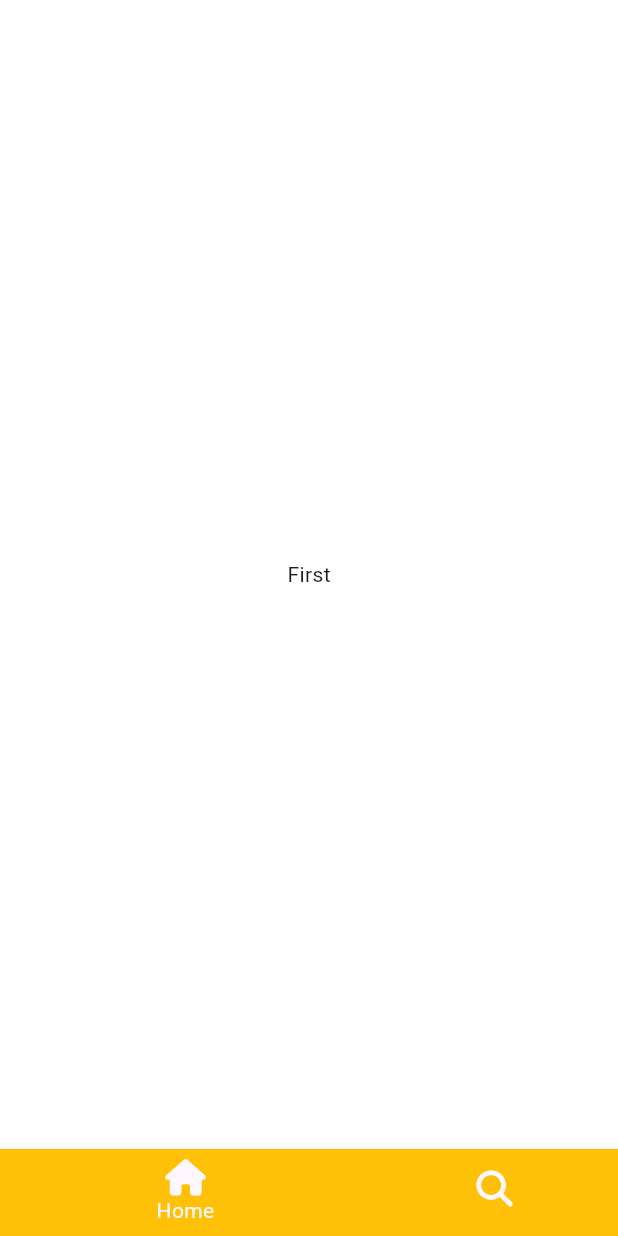
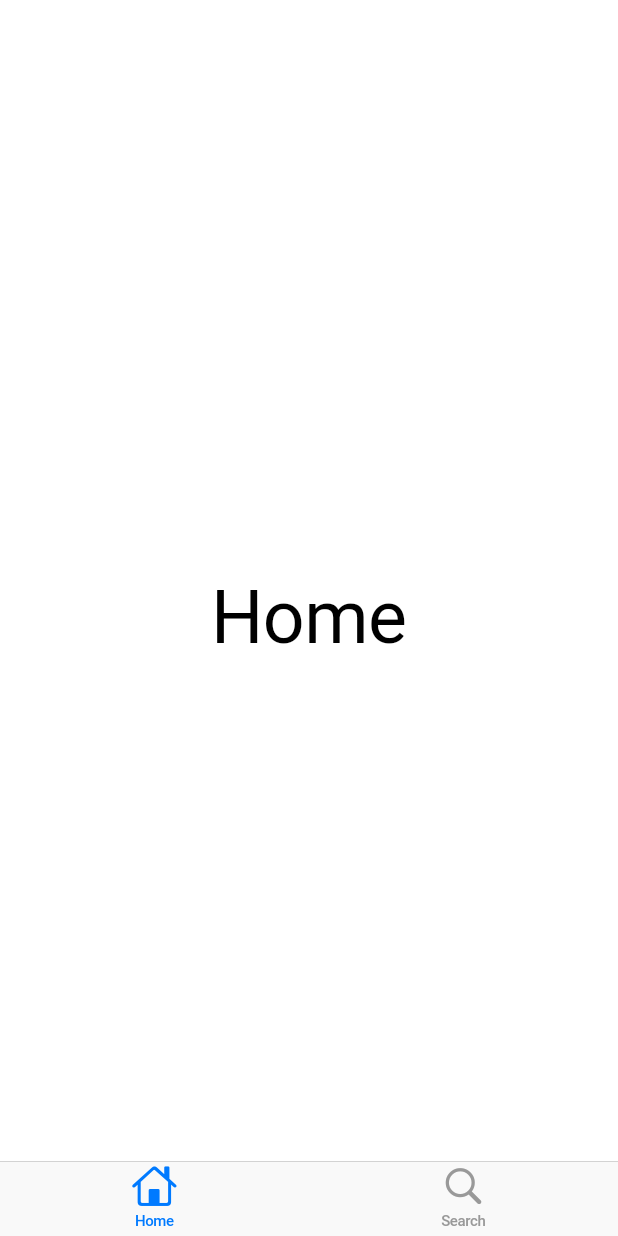
Before and after one commit to dongyyy/Tiktok_clone, a Flutter app: the MainNavigationScreen screen opened directly, on a phone screen of 412 x 824 dp. Run offline on Flutter 3.47's test engine with Material 3 defaults, Android fonts, the phone set to English and light mode, and no system bars; our stand-ins replace font_awesome_flutter.

Commit message:
#6.4 CupertinoTabBar

```diff
--- a/lib/main_navigation/main_navigation_screen.dart
+++ b/lib/main_navigation/main_navigation_screen.dart
@@ -1,6 +1,4 @@
 import 'package:flutter/cupertino.dart';
-import 'package:flutter/material.dart';
-import 'package:font_awesome_flutter/font_awesome_flutter.dart';
 
 class MainNavigationScreen extends StatefulWidget {
   const MainNavigationScreen({super.key});
@@ -11,12 +9,18 @@ class MainNavigationScreen extends StatefulWidget {
 
 class _MainNavigationScreenState extends State<MainNavigationScreen> {
   var screens = [
-    Center(
-      child: Text("First"),
+    const Center(
+      child: Text(
+        'Home',
+        style: TextStyle(fontSize: 49),
+      ),
     ),
-    Center(
-      child: Text("Second"),
-    )
+    const Center(
+      child: Text(
+        'Search',
+        style: TextStyle(fontSize: 49),
+      ),
+    ),
   ];
 
   int _selectedIndex = 0;
@@ -29,29 +33,20 @@ class _MainNavigationScreenState extends State<MainNavigationScreen> {
 
   @override
   Widget build(BuildContext context) {
-    return Scaffold(
-      body: screens[_selectedIndex],
-      bottomNavigationBar: BottomNavigationBar(
-        // 1. BottomNavigationBar 사용
-        type: BottomNavigationBarType.shifting,
-        currentIndex: _selectedIndex,
-        onTap: _onTap,
-        //selectedItemColor: Theme.of(context).primaryColor,
+    return CupertinoTabScaffold(
+      tabBar: CupertinoTabBar(
         items: const [
           BottomNavigationBarItem(
-            icon: FaIcon(FontAwesomeIcons.house),
+            icon: Icon(CupertinoIcons.house),
             label: "Home",
-            tooltip: "What are you?",
-            backgroundColor: Colors.amber,
           ),
           BottomNavigationBarItem(
-            icon: FaIcon(FontAwesomeIcons.magnifyingGlass),
+            icon: Icon(CupertinoIcons.search),
             label: "Search",
-            tooltip: "What are you?",
-            backgroundColor: Colors.blue,
-          )
+          ),
         ],
       ),
+      tabBuilder: (context, index) => screens[index],
     );
   }
 }
```
Also changed, not shown: lib/main.dart (+6 -21 lines).
